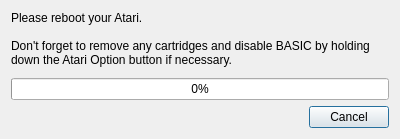
Above: autobootdialog.ui from optixx/aspeqt before the change. Below: the same form after it.
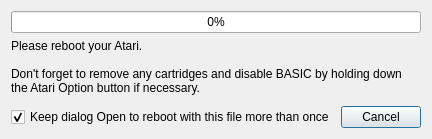
That is the form after the change.

Diff of the .ui file:
```diff
--- a/autobootdialog.ui
+++ b/autobootdialog.ui
@@ -13,8 +13,41 @@
   <property name="windowTitle">
    <string>Boot executable</string>
   </property>
-  <layout class="QVBoxLayout" name="verticalLayout">
-   <item>
+  <layout class="QGridLayout" name="gridLayout">
+   <item row="1" column="0" colspan="2">
+    <widget class="QProgressBar" name="progressBar">
+     <property name="value">
+      <number>0</number>
+     </property>
+     <property name="alignment">
+      <set>Qt::AlignCenter</set>
+     </property>
+     <property name="invertedAppearance">
+      <bool>false</bool>
+     </property>
+    </widget>
+   </item>
+   <item row="3" column="1">
+    <widget class="QDialogButtonBox" name="buttonBox">
+     <property name="orientation">
+      <enum>Qt::Horizontal</enum>
+     </property>
+     <property name="standardButtons">
+      <set>QDialogButtonBox::Cancel</set>
+     </property>
+    </widget>
+   </item>
+   <item row="3" column="0">
+    <widget class="QCheckBox" name="keepOpen">
+     <property name="text">
+      <string>Keep dialog Open to reboot with this file more than once</string>
+     </property>
+     <property name="checked">
+      <bool>true</bool>
+     </property>
+    </widget>
+   </item>
+   <item row="2" column="0" colspan="2">
     <widget class="QLabel" name="label">
      <property name="sizePolicy">
       <sizepolicy hsizetype="Preferred" vsizetype="Expanding">
@@ -38,29 +71,6 @@
      </property>
     </widget>
    </item>
-   <item>
-    <widget class="QProgressBar" name="progressBar">
-     <property name="value">
-      <number>0</number>
-     </property>
-     <property name="alignment">
-      <set>Qt::AlignCenter</set>
-     </property>
-     <property name="invertedAppearance">
-      <bool>false</bool>
-     </property>
-    </widget>
-   </item>
-   <item>
-    <widget class="QDialogButtonBox" name="buttonBox">
-     <property name="orientation">
-      <enum>Qt::Horizontal</enum>
-     </property>
-     <property name="standardButtons">
-      <set>QDialogButtonBox::Cancel</set>
-     </property>
-    </widget>
-   </item>
   </layout>
  </widget>
  <resources/>
```
